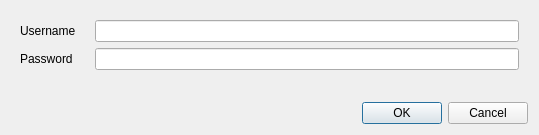
Above: manager/src/LoginDialog.ui from porkmarks/sense before the change. Below: the same form after it.
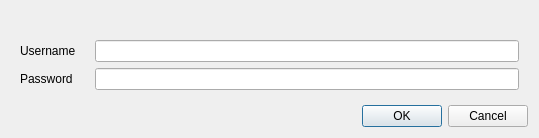
That is the form after the change.

What changed in the file:
```diff
--- a/manager/src/LoginDialog.ui
+++ b/manager/src/LoginDialog.ui
@@ -17,30 +17,37 @@
    <item>
     <widget class="QWidget" name="widget" native="true">
      <layout class="QFormLayout" name="formLayout">
-      <item row="0" column="0">
+      <item row="1" column="0">
        <widget class="QLabel" name="label">
         <property name="text">
          <string>Username    </string>
         </property>
        </widget>
       </item>
-      <item row="0" column="1">
+      <item row="1" column="1">
        <widget class="QLineEdit" name="username"/>
       </item>
-      <item row="1" column="0">
+      <item row="2" column="0">
        <widget class="QLabel" name="label_2">
         <property name="text">
          <string>Password    </string>
         </property>
        </widget>
       </item>
-      <item row="1" column="1">
+      <item row="2" column="1">
        <widget class="QLineEdit" name="password">
         <property name="echoMode">
          <enum>QLineEdit::Password</enum>
         </property>
        </widget>
       </item>
+      <item row="0" column="0" colspan="2">
+       <widget class="QLabel" name="info">
+        <property name="text">
+         <string/>
+        </property>
+       </widget>
+      </item>
      </layout>
     </widget>
    </item>
```
